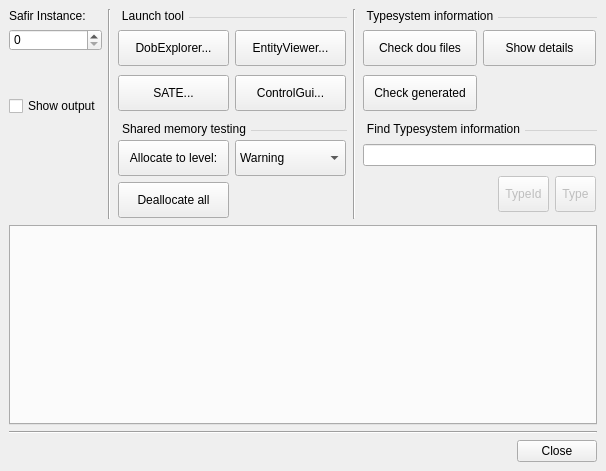
Qt form src/util/tool_launcher/src/MainWindow.ui (SafirSDK/safir-sdk-core) before a commit.
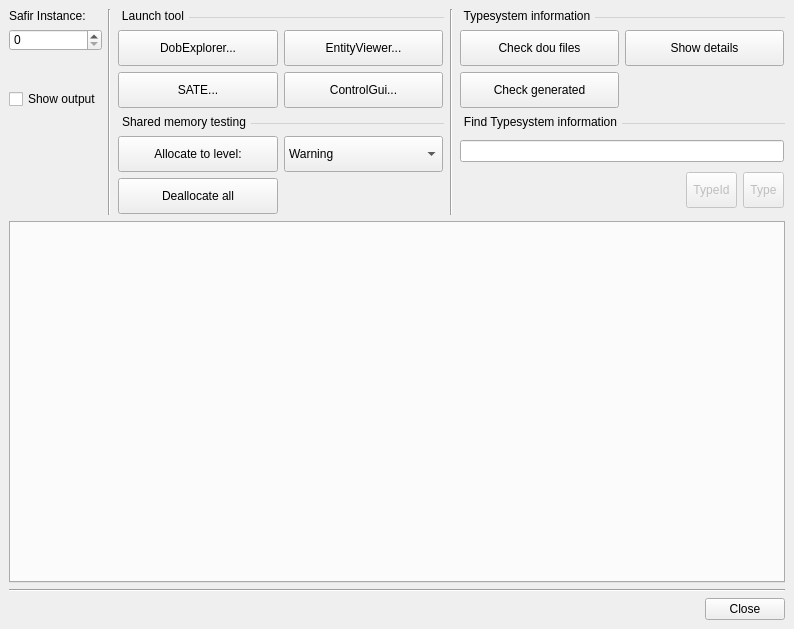
The same form after that commit. Icons and pictures are not drawn.

What changed in the file:
```diff
--- a/src/util/tool_launcher/src/MainWindow.ui
+++ b/src/util/tool_launcher/src/MainWindow.ui
@@ -6,8 +6,8 @@
    <rect>
     <x>0</x>
     <y>0</y>
-    <width>606</width>
-    <height>471</height>
+    <width>794</width>
+    <height>629</height>
    </rect>
   </property>
   <property name="windowTitle">
@@ -29,17 +29,11 @@
 }</string>
   </property>
   <widget class="QWidget" name="centralwidget">
-   <layout class="QVBoxLayout" name="verticalLayout_3" stretch="0,100,0,0,0">
+   <layout class="QVBoxLayout" name="verticalLayout_3" stretch="1,100,0,0,0">
     <item>
-     <layout class="QGridLayout" name="gridLayout_5">
+     <layout class="QGridLayout" name="gridLayout_5" rowstretch="1,1" columnstretch="0,0,1,0,1">
       <item row="0" column="4">
        <widget class="QGroupBox" name="groupBox">
-        <property name="minimumSize">
-         <size>
-          <width>230</width>
-          <height>0</height>
-         </size>
-        </property>
         <property name="title">
          <string>Typesystem information</string>
         </property>
@@ -50,6 +44,9 @@
          <property name="leftMargin">
           <number>0</number>
          </property>
+         <property name="topMargin">
+          <number>12</number>
+         </property>
          <property name="rightMargin">
           <number>0</number>
          </property>
@@ -126,6 +123,9 @@
          <property name="leftMargin">
           <number>0</number>
          </property>
+         <property name="topMargin">
+          <number>12</number>
+         </property>
          <property name="rightMargin">
           <number>0</number>
          </property>
@@ -248,12 +248,6 @@
       </item>
       <item row="1" column="2">
        <widget class="QGroupBox" name="groupBox_4">
-        <property name="minimumSize">
-         <size>
-          <width>230</width>
-          <height>0</height>
-         </size>
-        </property>
         <property name="title">
          <string>Shared memory testing</string>
         </property>
@@ -264,6 +258,9 @@
          <property name="leftMargin">
           <number>0</number>
          </property>
+         <property name="topMargin">
+          <number>12</number>
+         </property>
          <property name="rightMargin">
           <number>0</number>
          </property>
@@ -298,7 +295,7 @@
             </size>
            </property>
            <property name="currentText">
-            <string>Low</string>
+            <string>Warning</string>
            </property>
            <item>
             <property name="text">
@@ -343,12 +340,6 @@
       </item>
       <item row="0" column="2">
        <widget class="QGroupBox" name="groupBox_2">
-        <property name="minimumSize">
-         <size>
-          <width>230</width>
-          <height>0</height>
-         </size>
-        </property>
         <property name="title">
          <string>Launch tool</string>
         </property>
@@ -356,6 +347,9 @@
          <property name="leftMargin">
           <number>0</number>
          </property>
+         <property name="topMargin">
+          <number>12</number>
+         </property>
          <property name="rightMargin">
           <number>0</number>
          </property>
```
